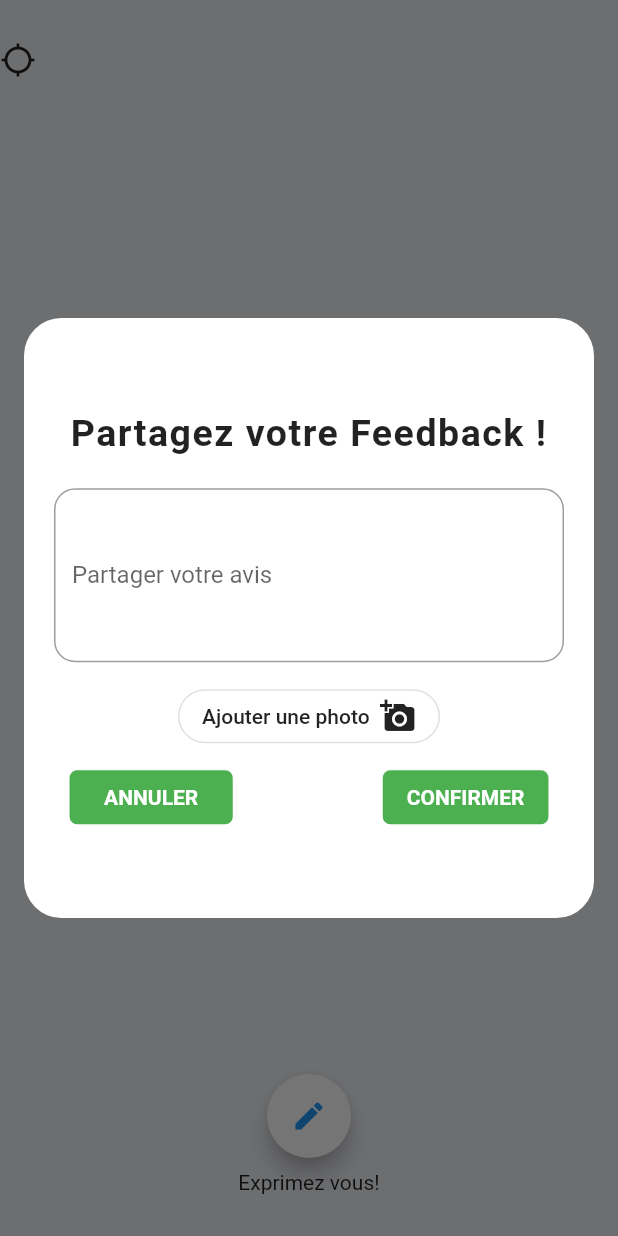
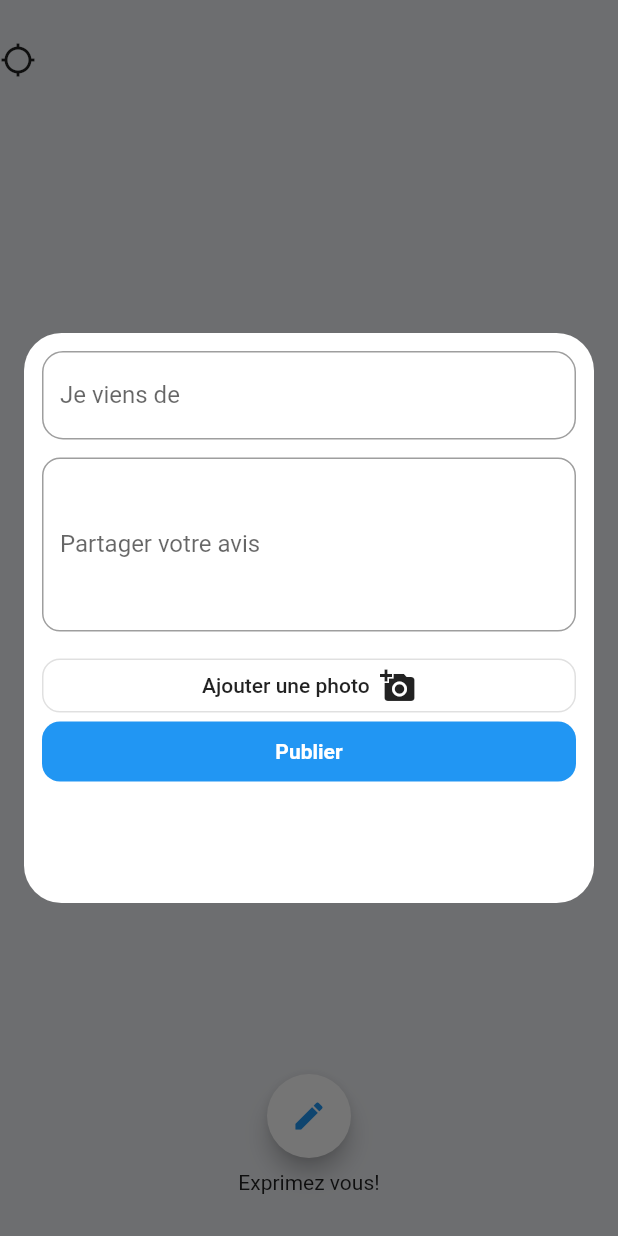
Before and after one commit to moho12n/bemyapp, a Flutter app: the MyMainPage screen opened directly, after a tap on the "mode edit" icon, on a phone screen of 412 x 824 dp. Run offline on Flutter 3.47's test engine with Material 2 defaults, Android fonts, the phone set to English and light mode, and no system bars; our stand-ins replace flutter_secure_storage, fluttertoast, image_picker, percent_indicator; missing offline and left inert: keyboard_visibility; accounts and stored records are empty; network calls fail; Roboto replaces fonts that are missing (Lora).

Commit message:
commit X

```diff
--- a/lib/UI/project.dart
+++ b/lib/UI/project.dart
@@ -130,7 +130,7 @@ class MyListView extends State<MyList> {
                                 SizedBox(
                                   height: 8,
                                 ),
-                                Text("Title"),
+                                Text(data[index].title),
                                 SizedBox(height: 8),
                                 Padding(
                                   padding: const EdgeInsets.symmetric(
@@ -276,10 +276,11 @@ class MyListView extends State<MyList> {
                                           crossAxisAlignment:
                                               CrossAxisAlignment.start,
                                           children: <Widget>[
-                                            Text('Title'),
-                                            Text('24 Oct : 90 jours'),
-                                            Text('Oran'),
-                                            Text('2,000,000 DZD'),
+                                            Text(data[index].title),
+                                            Text(data[index].startDate +
+                                                " : " +
+                                                data[index].duration),
+                                            Text(data[index].budget),
                                           ],
                                         ),
                                       ),
--- a/lib/main.dart
+++ b/lib/main.dart
@@ -33,6 +33,6 @@ class MyHomePage extends StatefulWidget {
 class _MyHomePageState extends State<MyHomePage> {
   @override
   Widget build(BuildContext context) {
-    return Scaffold(backgroundColor: Color(0xffeef0f4), body: MyMainPage());
+    return Scaffold(backgroundColor: Color(0xffeef0f4), body: MyList());
   }
 }
--- a/lib/models/popUp.dart
+++ b/lib/models/popUp.dart
@@ -93,22 +93,22 @@ class _MyDialogState extends State<Dialog> {
                   milliseconds: 400,
                 ),
                 width: double.infinity,
-                height: 400,
-                padding: const EdgeInsets.all(20),
-                alignment: childAlignment,
+                height: 380,
+                padding: const EdgeInsets.all(12),
                 child: Column(
+                  crossAxisAlignment: CrossAxisAlignment.start,
                   mainAxisSize: MainAxisSize.min,
                   children: <Widget>[
-                    Text(
-                      "Partagez votre Feedback ! ",
-                      textAlign: TextAlign.center,
-                      style: TextStyle(
-                          fontSize: 25,
-                          letterSpacing: 1.0,
-                          fontWeight: FontWeight.bold),
-                    ),
+                    TextField(
+                        textCapitalization: TextCapitalization.sentences,
+                        maxLines: 1,
+                        decoration: InputDecoration(
+                            labelText: "Je viens de",
+                            hintText: "Algérie,",
+                            border: OutlineInputBorder(
+                                borderRadius: BorderRadius.circular(14)))),
                     SizedBox(
-                      height: 12.0,
+                      height: 2.0,
                     ),
                     Row(
                       mainAxisSize: MainAxisSize.min,
@@ -126,44 +126,38 @@ class _MyDialogState extends State<Dialog> {
                         maxLines: 4,
                         decoration: InputDecoration(
                             labelText: "Partager votre avis",
-                            hintText: "J'ai visité...",
+                            hintText: "Description",
                             border: OutlineInputBorder(
-                                borderRadius: BorderRadius.circular(14)))),
+                                borderRadius: BorderRadius.circular(12)))),
                     SizedBox(
                       height: 12.0,
                     ),
                     OutlineButton(
                         shape: RoundedRectangleBorder(
-                            borderRadius: BorderRadius.circular(30.0)),
+                            borderRadius: BorderRadius.circular(12.0)),
                         onPressed: _pickImage,
                         child: Row(
-                            mainAxisSize: MainAxisSize.min,
+                            mainAxisSize: MainAxisSize.max,
+                            mainAxisAlignment: MainAxisAlignment.center,
                             children: <Widget>[
                               Text("Ajouter une photo  "),
                               Icon(Icons.add_a_photo),
                             ])),
-                    SizedBox(
-                      height: 12,
-                    ),
-                    Row(
-                      mainAxisSize: MainAxisSize.min,
-                      crossAxisAlignment: CrossAxisAlignment.center,
-                      children: <Widget>[
-                        FlatButton(
-                          materialTapTargetSize:
-                              MaterialTapTargetSize.shrinkWrap,
+                    Container(
+                      width: MediaQuery.of(context).size.width,
+                      height: 40,
+                      child: FlatButton(
                         shape: RoundedRectangleBorder(
-                              borderRadius: BorderRadius.circular(5.0)),
-                          padding: EdgeInsets.only(left: 23.0, right: 23.0),
+                            borderRadius: BorderRadius.circular(12.0)),
                         onPressed: () {
                           Navigator.pop(
                             context,
                           );
                         },
                         textColor: Colors.white,
-                          color: Colors.green,
+                        color: Colors.blue,
                         child: Text(
-                            "ANNULER",
+                          "Publier",
                           style: TextStyle(
                               color: Colors.white,
                               fontFamily: 'Lora',
@@ -171,32 +165,7 @@ class _MyDialogState extends State<Dialog> {
                               fontSize: 14),
                         ),
                       ),
-                        SizedBox(
-                          width: 100,
                     ),
-                        FlatButton(
-                          shape: RoundedRectangleBorder(
-                              borderRadius: BorderRadius.circular(5.0)),
-                          materialTapTargetSize:
-                              MaterialTapTargetSize.shrinkWrap,
-                          onPressed: () {
-                            Navigator.pop(
-                              context,
-                            );
-                          },
-                          textColor: Colors.white,
-                          color: Colors.green,
-                          child: Text(
-                            "CONFIRMER",
-                            style: TextStyle(
-                                color: Colors.white,
-                                fontFamily: 'Lora',
-                                fontWeight: FontWeight.bold,
-                                fontSize: 14),
-                          ),
-                        ),
-                      ],
-                    )
                   ],
                 ),
               )));
```
Lines whose indentation alone changed are shown as unchanged.
